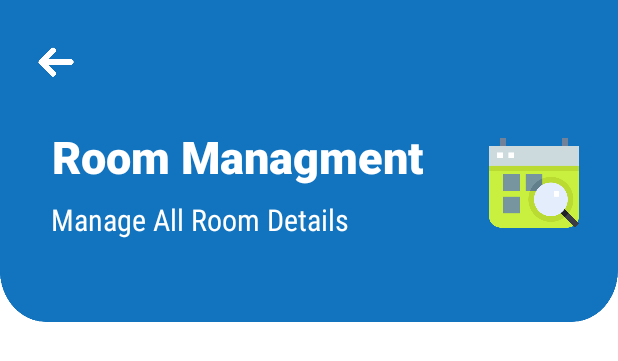
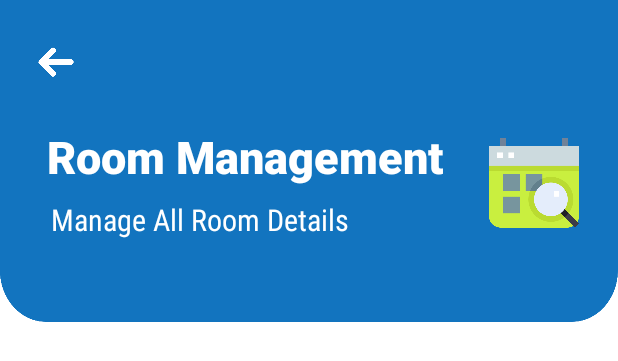
Before and after one commit to KusalPriyanka/Hotel-Management-App, an Android app: the layout activity_room_managment.xml on its own in the app's theme, with its tools: preview values and no code run, on a phone screen of 412 x 824 dp. Shown: the top 361 px of the screen. Run offline under Robolectric (Android 15) with nearby library versions, the phone set to English and light mode, and no system bars.

Commit message:
Update UI

```diff
--- a/app/build.gradle
+++ b/app/build.gradle
@@ -23,6 +23,7 @@
     implementation fileTree(dir: 'libs', include: ['*.jar'])
     implementation 'androidx.appcompat:appcompat:1.0.2'
     implementation 'androidx.constraintlayout:constraintlayout:1.1.3'
+    implementation 'com.google.android.material:material:1.0.0'
     testImplementation 'junit:junit:4.12'
     androidTestImplementation 'androidx.test:runner:1.2.0'
     androidTestImplementation 'androidx.test.espresso:espresso-core:3.2.0'
--- a/app/src/main/res/layout/activity_room_managment.xml
+++ b/app/src/main/res/layout/activity_room_managment.xml
@@ -31,7 +31,7 @@
         android:layout_marginTop="8dp"
         android:layout_marginEnd="8dp"
         android:fontFamily="sans-serif-black"
-        android:text="Room Managment"
+        android:text="Room Management"
         android:textColor="@android:color/background_light"
         android:textSize="30sp"
         android:textStyle="bold"
--- a/app/src/main/res/values/strings.xml
+++ b/app/src/main/res/values/strings.xml
@@ -4,4 +4,5 @@
 
     <string name="Hello">Hello,</string>
     <string name="desAvatar">Avatar Image</string>
+    <string name="title_activity_room_management">room_management</string>
 </resources>
```
Also changed, not shown: app/src/main/AndroidManifest.xml (+3 -4 lines), app/src/main/res/values/styles.xml (+9 -0 lines).
